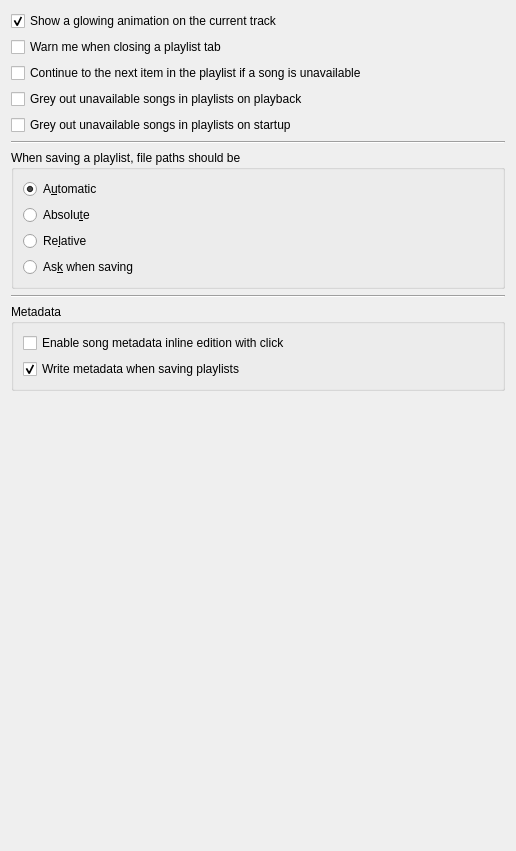
strawberrymusicplayer/strawberry, file src/settings/playlistsettingspage.ui: the form before one commit.
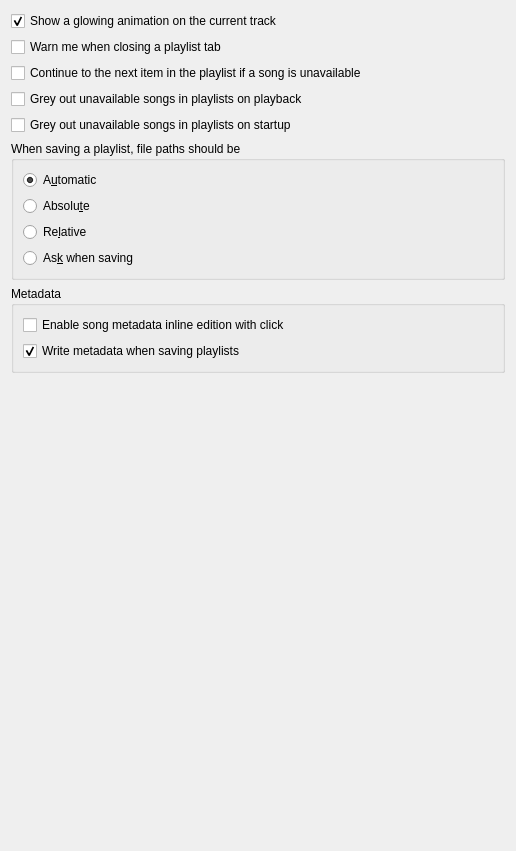
The form after the commit.

Commit message: Remove all lines in settings

```diff
--- a/src/settings/playlistsettingspage.ui
+++ b/src/settings/playlistsettingspage.ui
@@ -52,13 +52,6 @@
      </property>
     </widget>
    </item>
-   <item>
-    <widget class="Line" name="line_1">
-     <property name="orientation">
-      <enum>Qt::Horizontal</enum>
-     </property>
-    </widget>
-   </item>
    <item>
     <widget class="QGroupBox" name="groupbox_paths">
      <property name="title">
@@ -99,13 +92,6 @@
      </layout>
     </widget>
    </item>
-   <item>
-    <widget class="Line" name="line_2">
-     <property name="orientation">
-      <enum>Qt::Horizontal</enum>
-     </property>
-    </widget>
-   </item>
    <item>
     <widget class="QGroupBox" name="groupbox_metadata">
      <property name="title">
```
The commit also changes 9 other files.
